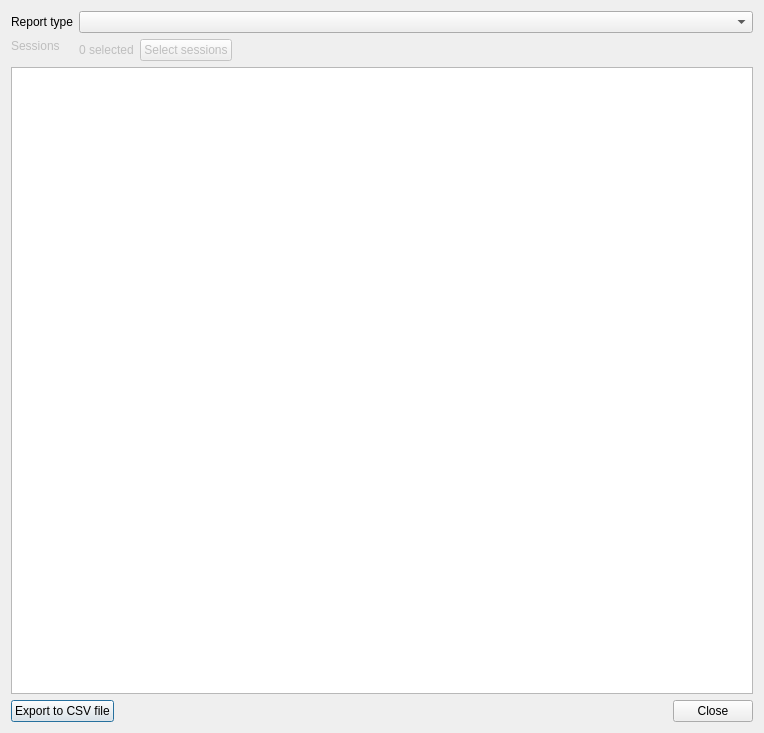
simophin/game-matcher-qt, file src/ReportsDialog.ui: the form before one commit.
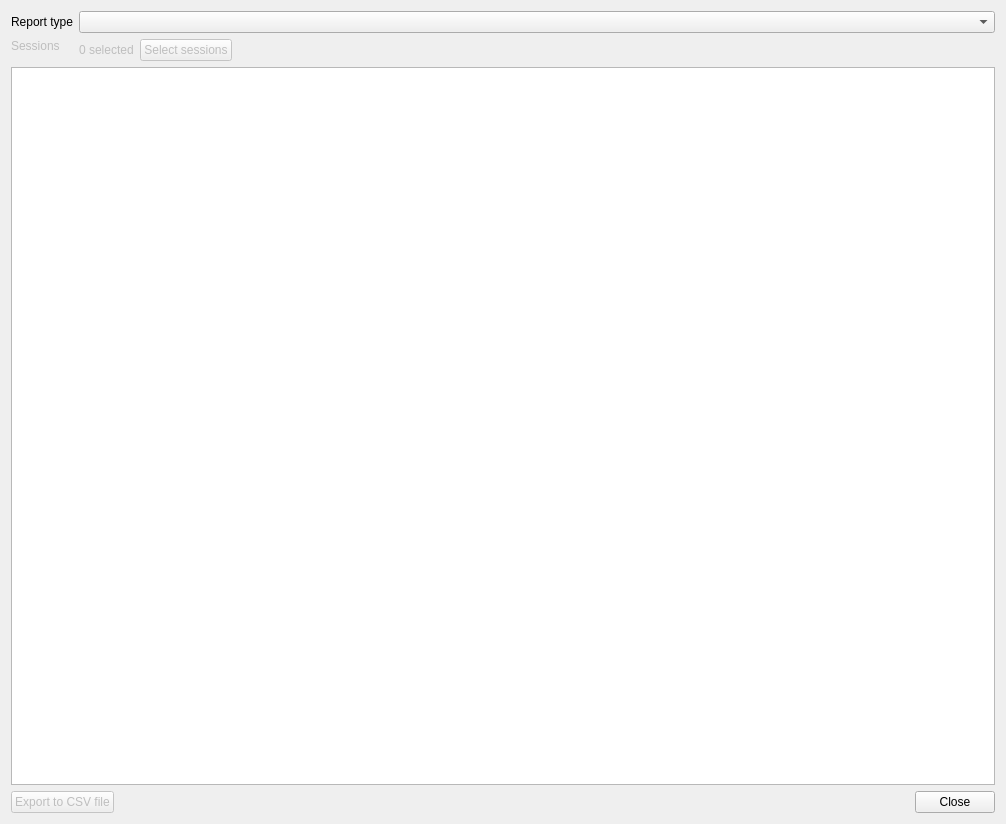
The form after the commit.

The edit to the form file:
```diff
--- a/src/ReportsDialog.ui
+++ b/src/ReportsDialog.ui
@@ -6,8 +6,8 @@
    <rect>
     <x>0</x>
     <y>0</y>
-    <width>764</width>
-    <height>733</height>
+    <width>1006</width>
+    <height>824</height>
    </rect>
   </property>
   <property name="windowTitle">
@@ -68,6 +68,9 @@
     <layout class="QHBoxLayout" name="horizontalLayout">
      <item>
       <widget class="QPushButton" name="exportButton">
+       <property name="enabled">
+        <bool>false</bool>
+       </property>
        <property name="text">
         <string>Export to CSV file</string>
        </property>
```
Left out of the diff: 3 changed lines with no effect on the pictures.
